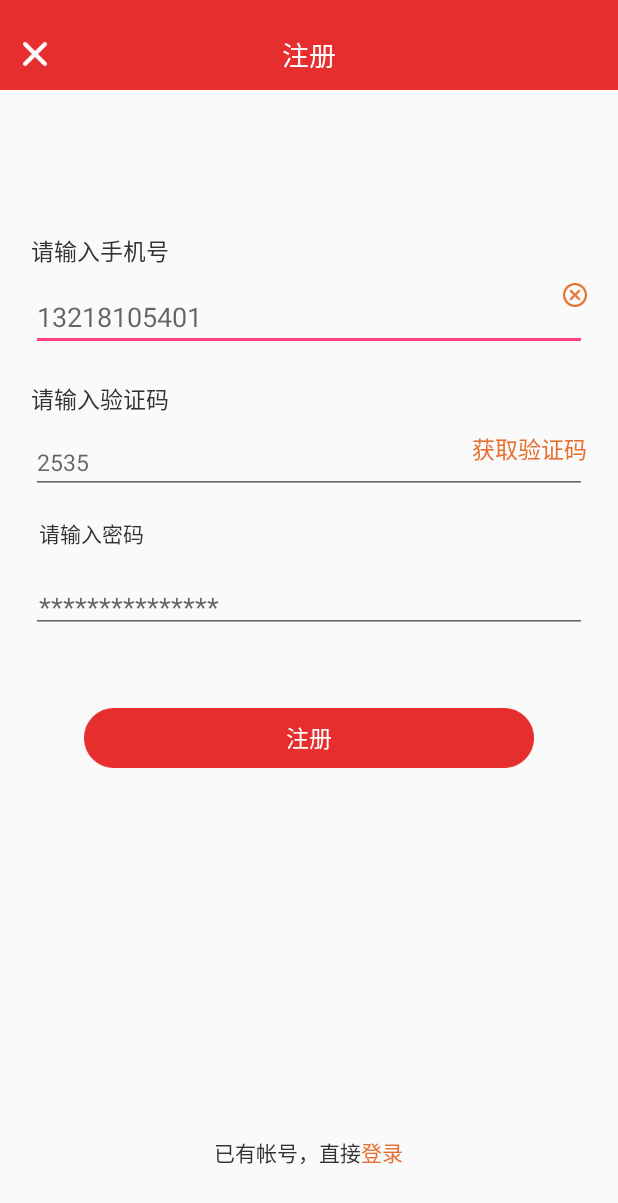
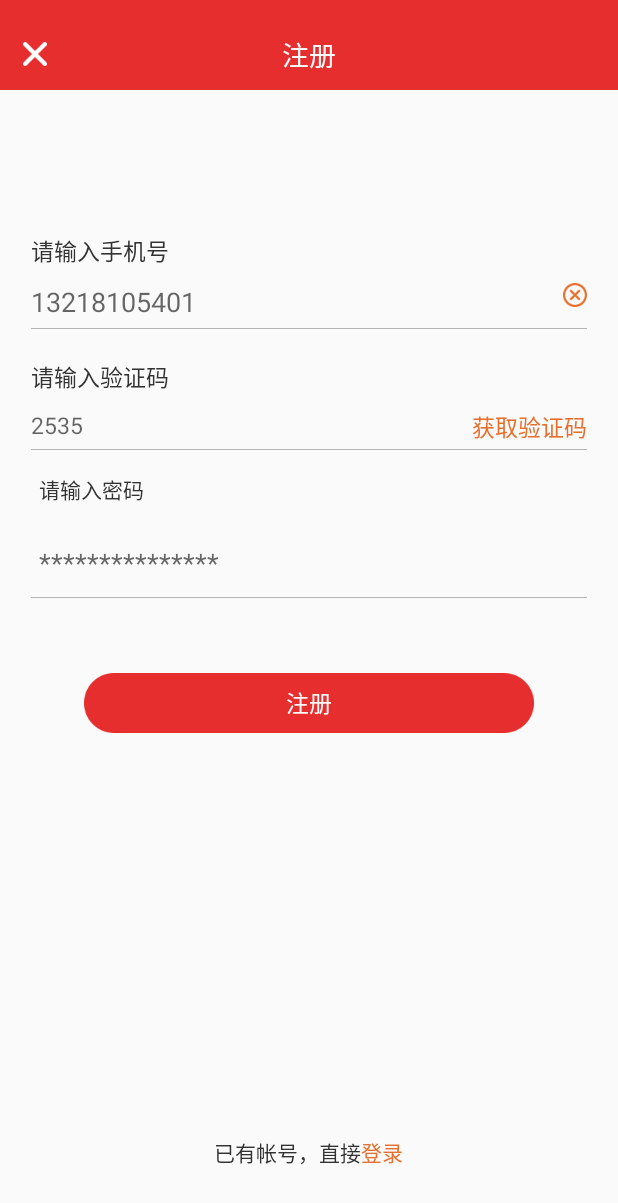
Before and after one commit to menglanlvcongrui/Shopping, an Android app: the SigninActivity screen opened directly, with no data from a screen before it, on a phone screen of 412 x 824 dp. Shown: the top 1203 px of the screen. Run offline under Robolectric (Android 15) with nearby library versions, the phone set to English and light mode, and no system bars.

Commit message:
页面调整

```diff
--- a/app/src/main/res/layout/activity_signin.xml
+++ b/app/src/main/res/layout/activity_signin.xml
@@ -6,133 +6,185 @@
     android:layout_height="match_parent"
     android:orientation="vertical"
     tools:context="com.example.administrator.shopping.activity.SigninActivity">
+
     <RelativeLayout
-        android:padding="10dp"
+        android:layout_width="match_parent"
+        android:layout_height="60dp"
         android:background="@color/redFive"
-        android:layout_width="match_parent"
-        android:layout_height="60dp">
+        android:padding="10dp">
+
         <RelativeLayout
-            android:layout_alignParentBottom="true"
             android:layout_width="match_parent"
-            android:layout_height="wrap_content">
+            android:layout_height="wrap_content"
+            android:layout_alignParentBottom="true">
+
             <ImageView
+                android:id="@+id/iv_sinnin"
+                android:layout_width="wrap_content"
+                android:layout_height="wrap_content"
                 android:layout_centerVertical="true"
                 android:padding="5dp"
-                android:id="@+id/iv_sinnin"
+                android:src="@mipmap/cancel" />
+
+            <TextView
                 android:layout_width="wrap_content"
-                android:src="@mipmap/cancel"
-                android:layout_height="wrap_content" />
-            <TextView
+                android:layout_height="wrap_content"
+                android:layout_centerInParent="true"
                 android:gravity="center_vertical"
-                android:layout_width="wrap_content"
                 android:text="注册"
-                android:layout_centerInParent="true"
-                android:textSize="@dimen/text_size_one"
                 android:textColor="@color/white"
-                android:layout_height="wrap_content" />
+                android:textSize="@dimen/text_size_one" />
         </RelativeLayout>
     </RelativeLayout>
+
     <LinearLayout
+        android:layout_width="match_parent"
+        android:layout_height="wrap_content"
         android:layout_gravity="center_horizontal"
+        android:orientation="vertical"
         android:paddingTop="35dp"
-        app:layout_widthPercent="0.9"
-        android:orientation="vertical"
-        android:layout_width="match_parent"
-        android:layout_height="wrap_content">
+        app:layout_widthPercent="0.9">
+
         <TextView
+            android:layout_width="wrap_content"
+            android:layout_height="wrap_content"
             android:layout_marginTop="60dp"
-            android:layout_width="wrap_content"
             android:text="请输入手机号"
-            android:textSize="@dimen/text_size_two"
             android:textColor="@color/Treeblack"
-            android:layout_height="wrap_content" />
+            android:textSize="@dimen/text_size_two" />
+
         <RelativeLayout
-            android:layout_marginTop="10dp"
             android:layout_width="match_parent"
-            android:layout_height="wrap_content">
-            <EditText
-                android:textColor="@color/Treeblack"
-                android:hint="13218105401"
+            android:layout_height="wrap_content"
+            android:layout_marginTop="10dp">
+
+            <LinearLayout
                 android:layout_width="match_parent"
-                android:layout_height="wrap_content" />
+                android:layout_height="wrap_content"
+                android:orientation="vertical">
+
+                <EditText
+                    android:layout_width="match_parent"
+                    android:layout_height="wrap_content"
+                    android:background="@null"
+                    android:hint="13218105401"
+                    android:textColor="@color/Treeblack" />
+
+                <View
+                    android:layout_width="match_parent"
+                    android:layout_height="0.5dp"
+                    android:layout_marginTop="5dp"
+                    android:background="#b4b4b4" />
+            </LinearLayout>
+
             <ImageView
+                android:layout_width="wrap_content"
+                android:layout_height="wrap_content"
                 android:layout_alignParentRight="true"
-                android:src="@mipmap/clear"
-                android:layout_width="wrap_content"
-                android:layout_height="wrap_content" />
+                android:src="@mipmap/clear" />
         </RelativeLayout>
 
         <TextView
+            android:layout_width="wrap_content"
+            android:layout_height="wrap_content"
             android:layout_marginTop="20dp"
-            android:layout_width="wrap_content"
             android:text="请输入验证码"
-            android:textSize="@dimen/text_size_two"
             android:textColor="@color/Treeblack"
-            android:layout_height="wrap_content" />
+            android:textSize="@dimen/text_size_two" />
+
         <RelativeLayout
-            android:layout_marginTop="10dp"
             android:layout_width="match_parent"
-            android:layout_height="wrap_content">
-            <EditText
-                android:hint="2535"
-                android:textSize="@dimen/text_size_two"
+            android:layout_height="wrap_content"
+            android:layout_marginTop="10dp">
+
+            <LinearLayout
                 android:layout_width="match_parent"
-                android:layout_height="wrap_content" />
+                android:layout_height="wrap_content"
+                android:orientation="vertical">
+
+                <EditText
+                    android:layout_width="match_parent"
+                    android:layout_height="wrap_content"
+                    android:background="@null"
+                    android:hint="2535"
+                    android:textSize="@dimen/text_size_two" />
+
+                <View
+                    android:layout_width="match_parent"
+                    android:layout_height="0.5dp"
+                    android:layout_marginTop="5dp"
+                    android:background="#b4b4b4" />
+            </LinearLayout>
+
             <TextView
+                android:layout_width="wrap_content"
+                android:layout_height="wrap_content"
                 android:layout_alignParentRight="true"
                 android:text="获取验证码"
-                android:textSize="@dimen/text_size_two"
                 android:textColor="@color/yellowOne"
+                android:textSize="@dimen/text_size_two" />
+        </RelativeLayout>
+
+        <LinearLayout
+            android:layout_width="match_parent"
+            android:layout_height="wrap_content"
+            android:layout_marginTop="10dp"
+            android:orientation="vertical">
+
+            <TextView
                 android:layout_width="wrap_content"
-                android:layout_height="wrap_content" />
-        </RelativeLayout>
-        <LinearLayout
-            android:layout_marginTop="10dp"
-            android:layout_width="match_parent"
-            android:orientation="vertical"
-            android:layout_height="wrap_content">
-            <TextView
+                android:layout_height="wrap_content"
                 android:padding="5dp"
-                android:layout_width="wrap_content"
                 android:text="请输入密码"
-                android:textColor="@color/Treeblack"
-                android:layout_height="wrap_content" />
+                android:textColor="@color/Treeblack" />
+
             <EditText
+                android:layout_width="match_parent"
+                android:layout_height="wrap_content"
                 android:layout_marginTop="15dp"
-                android:padding="5dp"
+                android:background="@null"
                 android:hint="***************"
+                android:padding="5dp" />
+
+            <View
                 android:layout_width="match_parent"
-                android:layout_height="wrap_content" />
+                android:layout_height="0.5dp"
+                android:layout_marginTop="5dp"
+                android:background="#b4b4b4" />
         </LinearLayout>
     </LinearLayout>
+
     <TextView
+        android:layout_width="wrap_content"
+        android:layout_height="wrap_content"
+        android:layout_gravity="center"
+        android:layout_marginTop="50dp"
+        android:background="@mipmap/login"
+        android:gravity="center"
         android:text="注册"
-        android:layout_marginTop="50dp"
-        android:gravity="center"
         android:textColor="@color/white"
-        android:textSize="@dimen/text_size_two"
+        android:textSize="@dimen/text_size_two" />
+
+    <LinearLayout
+        android:layout_width="match_parent"
+        android:layout_height="match_parent"
         android:layout_gravity="center"
-        android:background="@mipmap/login"
-        android:layout_width="wrap_content"
-        android:layout_height="wrap_content" />
-    <LinearLayout
         android:layout_marginBottom="45dp"
-        android:layout_width="match_parent"
-        android:orientation="horizontal"
-        android:layout_gravity="center"
         android:gravity="center|bottom"
-        android:layout_height="match_parent">
+        android:orientation="horizontal">
+
         <TextView
+            android:layout_width="wrap_content"
+            android:layout_height="wrap_content"
             android:text="已有帐号，直接"
-            android:textColor="@color/Treeblack"
-            android:layout_width="wrap_content"
-            android:layout_height="wrap_content" />
+            android:textColor="@color/Treeblack" />
+
         <TextView
             android:id="@+id/tv_logins"
+            android:layout_width="wrap_content"
+            android:layout_height="wrap_content"
             android:text="登录"
-            android:textColor="@color/yellowOne"
-            android:layout_width="wrap_content"
-            android:layout_height="wrap_content" />
+            android:textColor="@color/yellowOne" />
     </LinearLayout>
 
 </com.example.administrator.shopping.view.PercentRelativeLayout>
```
